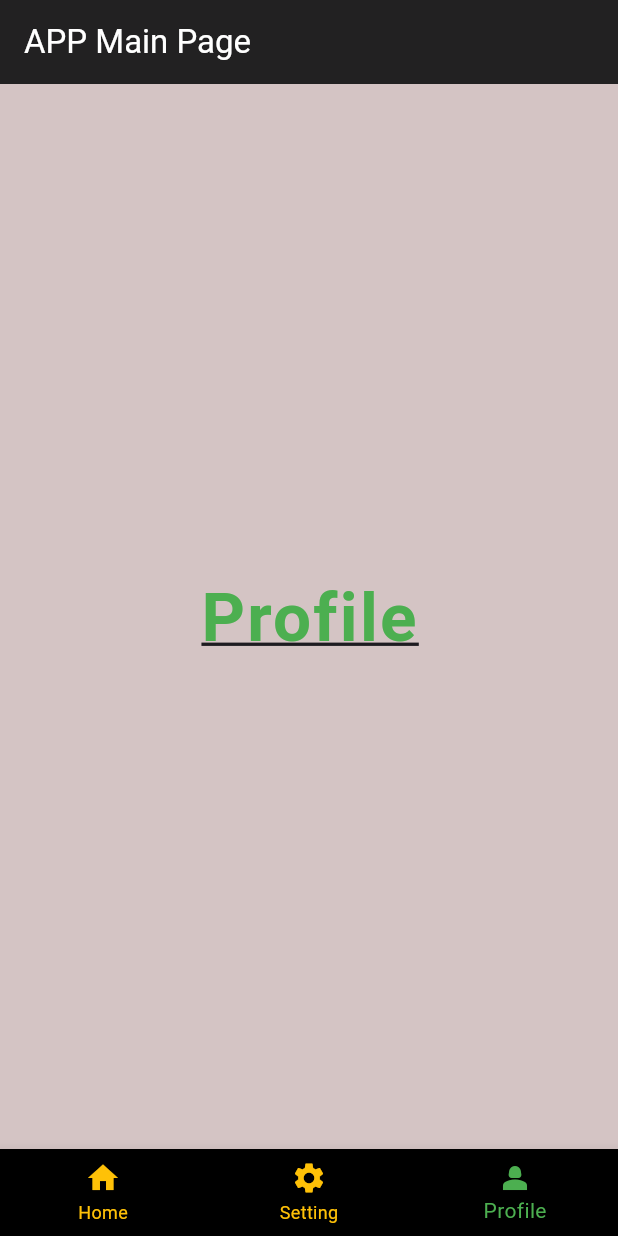
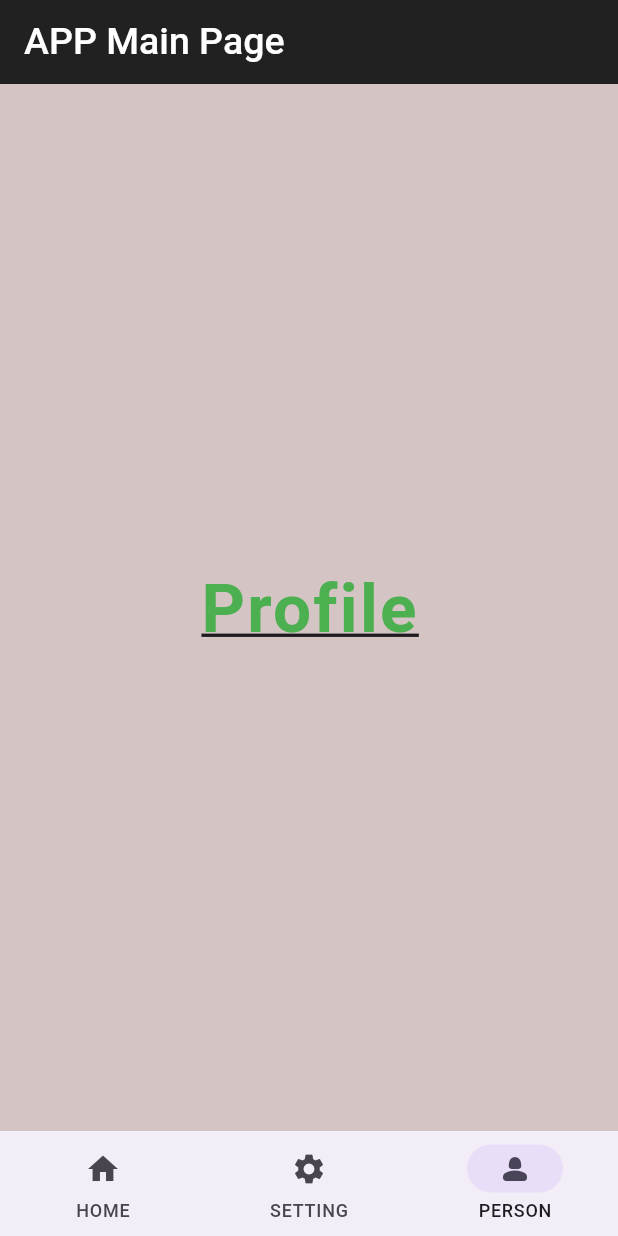
Before and after one commit to LuckyVishwa1104/Flutter-Basics, a Flutter app: the screen it shows after launch, item 3 of the bottom bar chosen, on a phone screen of 412 x 824 dp. Run offline on Flutter 3.47's test engine with Material 3 defaults, Android fonts, the phone set to English and light mode, and no system bars; our stand-ins replace image_picker.

Commit message:
hotfix(tabs): add required adjustment

```diff
--- /dev/null
+++ b/lib/bottom_navigton_demo/navigation_bar_driver.dart
@@ -0,0 +1,74 @@
+import 'package:flutter/material.dart';
+import 'package:flutter_basics/bottom_navigton_demo/home_demo.dart';
+import 'package:flutter_basics/bottom_navigton_demo/profile_demo.dart';
+import 'package:flutter_basics/bottom_navigton_demo/setting_demo.dart';
+
+class NavigationBarDriver extends StatefulWidget {
+  const NavigationBarDriver({super.key});
+
+  @override
+  State<NavigationBarDriver> createState() => _NavigationBarDriverState();
+}
+
+class _NavigationBarDriverState extends State<NavigationBarDriver> {
+  int _selectIndex = 0;
+
+  void _onTap(int idx) {
+    setState(() {
+      _selectIndex = idx;
+    });
+  }
+
+  final List<Widget> _tabPages = const [
+    HomeDemo(),
+    SettingDemo(),
+    ProfileDemo(),
+  ];
+
+  @override
+  Widget build(BuildContext context) {
+    return Scaffold(
+      appBar: AppBar(
+        title: const Text(
+          'APP Main Page',
+          style: TextStyle(
+            color: Colors.white,
+            fontSize: 25,
+            fontWeight: FontWeight.w500,
+          ),
+        ),
+        backgroundColor: Colors.black87,
+      ),
+      body: IndexedStack(
+        index: _selectIndex,
+        children: _tabPages,
+      ),
+      bottomNavigationBar: NavigationBar(
+        selectedIndex: _selectIndex,
+        onDestinationSelected: _onTap,
+        height: 70,
+        labelBehavior: NavigationDestinationLabelBehavior.alwaysShow,
+        animationDuration: const Duration(milliseconds: 400),
+        destinations: const [
+          NavigationDestination(
+            icon: Icon(Icons.home),
+            label: 'HOME',
+            selectedIcon: Icon(Icons.home_filled),
+          ),
+          NavigationDestination(
+            icon: Icon(Icons.settings),
+            label: 'SETTING',
+            selectedIcon: Icon(
+              Icons.settings_accessibility,
+            ),
+          ),
+          NavigationDestination(
+            icon: Icon(Icons.person),
+            label: 'PERSON',
+            selectedIcon: Icon(Icons.person_2_rounded),
+          ),
+        ],
+      ),
+    );
+  }
+}
--- a/lib/main.dart
+++ b/lib/main.dart
@@ -1,5 +1,6 @@
 import 'package:flutter/material.dart';
 import 'package:flutter_basics/bottom_navigton_demo/bottom_nav_driver.dart';
+import 'package:flutter_basics/bottom_navigton_demo/navigation_bar_driver.dart';
 import 'package:flutter_basics/home_page_new.dart';
 import 'package:flutter_basics/hone_page.dart';
 
@@ -15,7 +16,7 @@ class MyApp extends StatelessWidget {
   Widget build(BuildContext context) {
     return const MaterialApp(
       debugShowCheckedModeBanner: false,
-      home: BottomNavDriver(),
+      home: NavigationBarDriver(),
     );
   }
 }
```
Also changed, not shown: lib/bottom_navigton_demo/home_demo.dart (+88 -50 lines), lib/bottom_navigton_demo/setting_demo.dart (+23 -16 lines).
